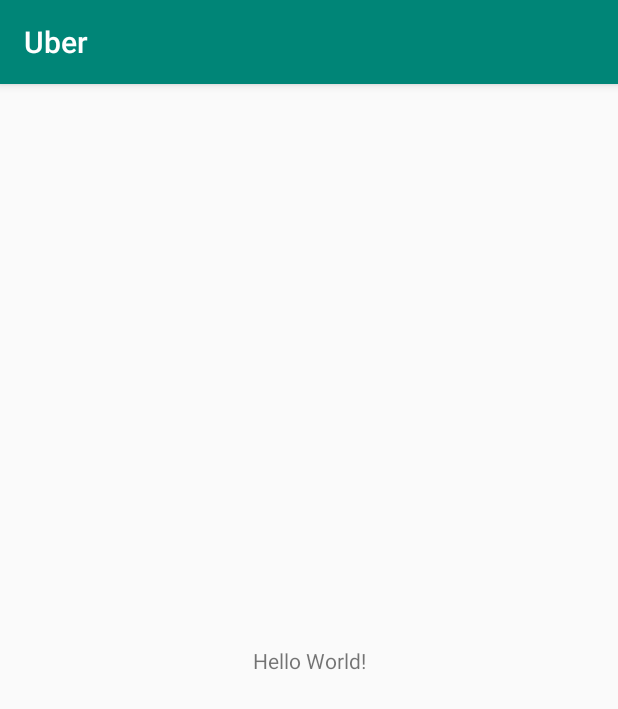
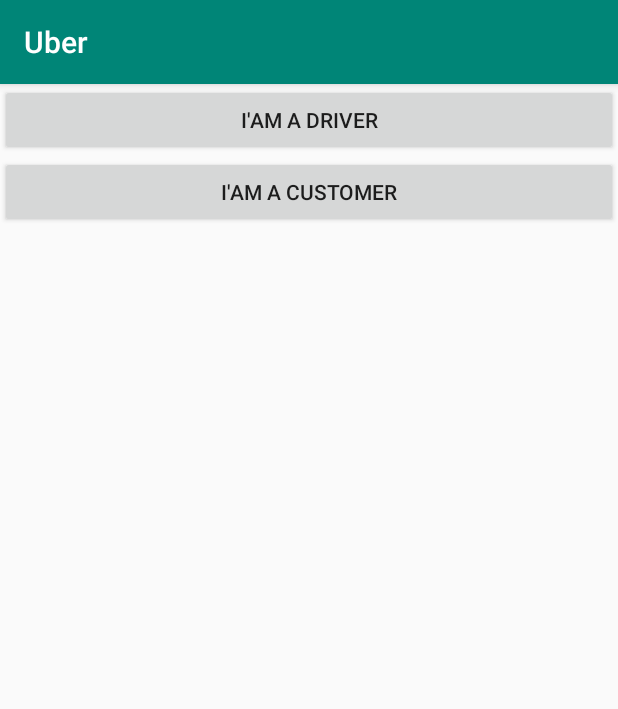
Before and after one commit to MaulanaIbrahim/UberAplication, an Android app: the screen it shows after launch (MainActivity), on a phone screen of 412 x 824 dp. Shown: the top 709 px of the screen. Run offline under Robolectric (Android 15) with nearby library versions, the phone set to English and light mode, and no system bars.

Commit message:
Login Register uberAplication

```diff
--- a/app/build.gradle
+++ b/app/build.gradle
@@ -20,9 +20,12 @@ android {
 
 dependencies {
     implementation fileTree(dir: 'libs', include: ['*.jar'])
-    implementation 'com.android.support:appcompat-v7:28.0.0-alpha3'
+    //noinspection GradleCompatible
+    implementation 'com.android.support:appcompat-v7:28.0.0'
     implementation 'com.android.support.constraint:constraint-layout:1.1.3'
     implementation 'com.google.firebase:firebase-core:16.0.1'
+    implementation 'com.google.firebase:firebase-database:16.0.1'
+    implementation 'com.google.firebase:firebase-auth:16.0.1'
     testImplementation 'junit:junit:4.12'
     androidTestImplementation 'com.android.support.test:runner:1.0.2'
     androidTestImplementation 'com.android.support.test.espresso:espresso-core:3.0.2'
--- a/app/src/main/AndroidManifest.xml
+++ b/app/src/main/AndroidManifest.xml
@@ -16,6 +16,9 @@
                 <category android:name="android.intent.category.LAUNCHER" />
             </intent-filter>
         </activity>
+        <activity android:name=".DriverLoginActivity" />
+        <activity android:name=".MapActivity" />
+        <activity android:name=".CustomerLoginActivity"></activity>
     </application>
 
 </manifest>
--- a/app/src/main/java/com/example/maulana/uber/MainActivity.java
+++ b/app/src/main/java/com/example/maulana/uber/MainActivity.java
@@ -1,13 +1,29 @@
 package com.example.maulana.uber;
 
+import android.content.Intent;
 import android.support.v7.app.AppCompatActivity;
 import android.os.Bundle;
+import android.view.View;
+import android.widget.Button;
 
 public class MainActivity extends AppCompatActivity {
-
+    private Button mDriver,mCustomer;
     @Override
     protected void onCreate(Bundle savedInstanceState) {
         super.onCreate(savedInstanceState);
         setContentView(R.layout.activity_main);
+
+        mDriver = (Button) findViewById(R.id.driver);
+        mCustomer = (Button) findViewById(R.id.customer);
+
+        mDriver.setOnClickListener(new View.OnClickListener() {
+            @Override
+            public void onClick(View v) {
+                Intent intent = new Intent(MainActivity.this,DriverLoginActivity.class);
+                startActivity(intent);
+                finish();
+                return;
+            }
+        });
     }
 }
--- a/app/src/main/res/layout/activity_main.xml
+++ b/app/src/main/res/layout/activity_main.xml
@@ -1,18 +1,22 @@
 <?xml version="1.0" encoding="utf-8"?>
-<android.support.constraint.ConstraintLayout xmlns:android="http://schemas.android.com/apk/res/android"
+<LinearLayout xmlns:android="http://schemas.android.com/apk/res/android"
     xmlns:app="http://schemas.android.com/apk/res-auto"
     xmlns:tools="http://schemas.android.com/tools"
     android:layout_width="match_parent"
     android:layout_height="match_parent"
-    tools:context=".MainActivity">
+    tools:context=".MainActivity"
+    android:orientation="vertical">
 
-    <TextView
-        android:layout_width="wrap_content"
+    <Button
+        android:layout_width="match_parent"
         android:layout_height="wrap_content"
-        android:text="Hello World!"
-        app:layout_constraintBottom_toBottomOf="parent"
-        app:layout_constraintLeft_toLeftOf="parent"
-        app:layout_constraintRight_toRightOf="parent"
-        app:layout_constraintTop_toTopOf="parent" />
+        android:text="I'AM A DRIVER"
+        android:id="@+id/driver"/>
 
-</android.support.constraint.ConstraintLayout>
+    <Button
+        android:layout_width="match_parent"
+        android:layout_height="wrap_content"
+        android:text="I'AM A CUSTOMER"
+        android:id="@+id/customer"/>
+
+</LinearLayout>
```
Also changed, not shown: app/src/main/java/com/example/maulana/uber/CustomerLoginActivity.java (added, +98 -0 lines), app/src/main/java/com/example/maulana/uber/DriverLoginActivity.java (added, +99 -0 lines), app/src/main/java/com/example/maulana/uber/MapActivity.java (added, +13 -0 lines), app/src/main/res/layout/activity_customer_login.xml (added, +33 -0 lines), app/src/main/res/layout/activity_driver_login.xml (added, +33 -0 lines), app/src/main/res/layout/activity_map.xml (added, +9 -0 lines).
